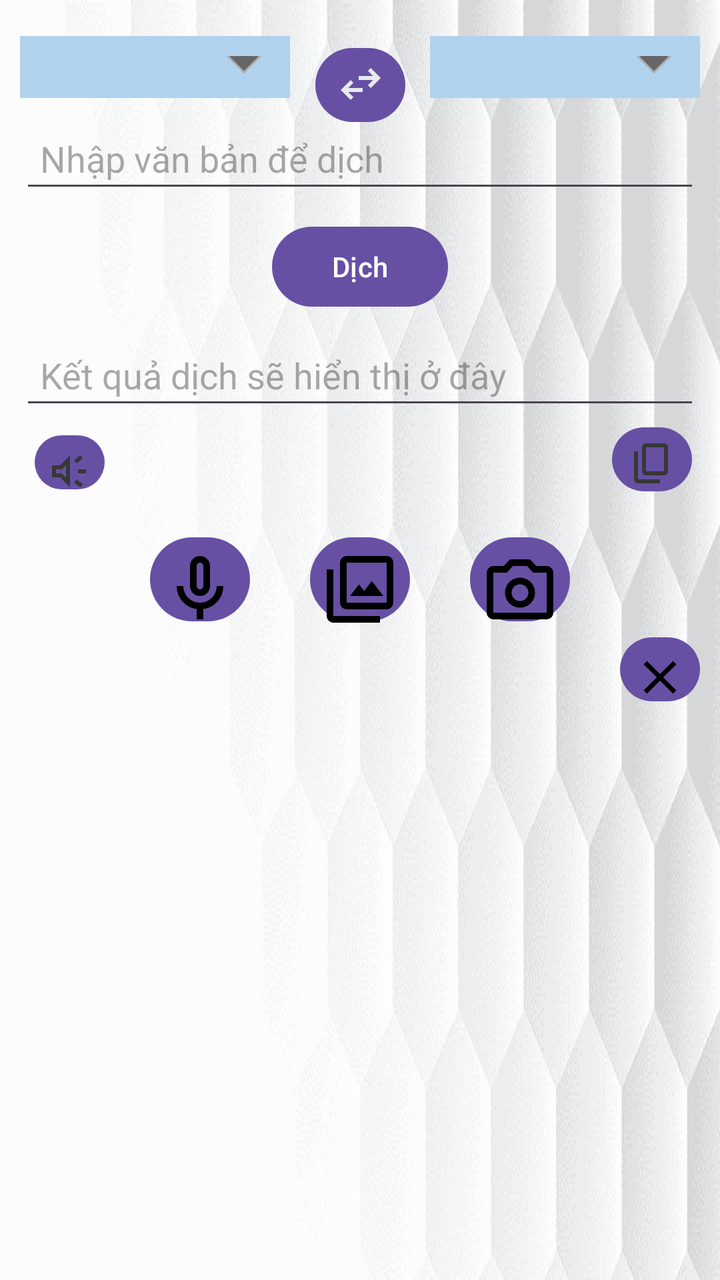
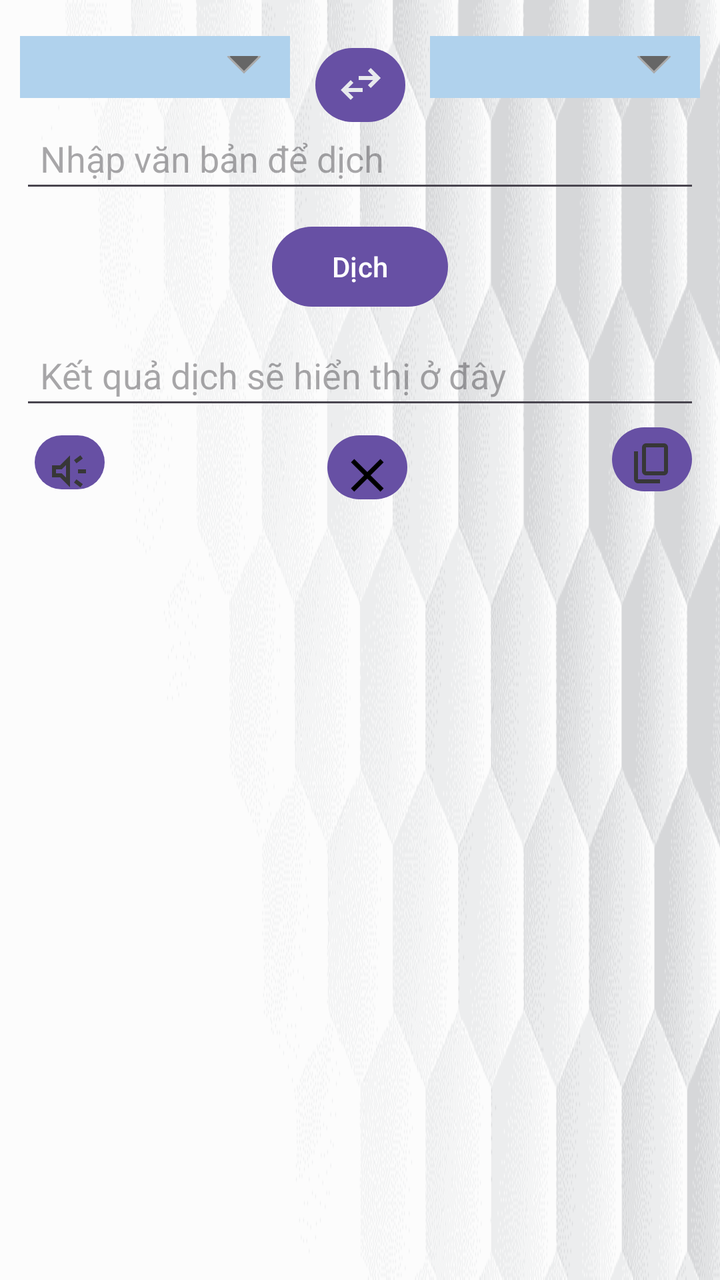

Screens rendered from an Android XML layout before and after an edit, with the pre-edit source and the edit as a unified diff.
<!-- AndroidManifest.xml: application theme Theme.TranslationApp -->
<!-- res/layout/layout_floating_window.xml -->
<?xml version="1.0" encoding="utf-8"?>
<androidx.constraintlayout.widget.ConstraintLayout xmlns:android="http://schemas.android.com/apk/res/android"
    xmlns:app="http://schemas.android.com/apk/res-auto"
    xmlns:tools="http://schemas.android.com/tools"
    android:id="@+id/layout_floating_window"
    android:layout_width="300dp"
    android:layout_height="wrap_content"
    android:background="@drawable/white_background"
    android:orientation="vertical"
    android:padding="10dp">

    
    <Spinner
        android:id="@+id/source_language_spinner"
        android:layout_width="0dp"
        android:layout_height="wrap_content"
        android:layout_weight="1"
        android:layout_marginTop="8dp"
        android:layout_marginEnd="40dp"
        android:layout_marginBottom="8dp"
        android:background="@drawable/spinner_bg"
        app:layout_constraintTop_toTopOf="parent"
        app:layout_constraintStart_toStartOf="parent"
        app:layout_constraintEnd_toStartOf="@id/target_language_spinner" />

    <Button
        android:id="@+id/button_swap_languages"
        android:layout_width="45dp"
        android:layout_height="45dp"
        android:layout_margin="10dp"
        android:layout_weight="1"
        android:drawableTop="@drawable/ic_swap"
        app:layout_constraintEnd_toStartOf="@+id/target_language_spinner"
        app:layout_constraintStart_toEndOf="@+id/source_language_spinner"
        app:layout_constraintTop_toTopOf="parent" />

    <Spinner
        android:id="@+id/target_language_spinner"
        android:layout_width="0dp"
        android:layout_height="wrap_content"
        android:layout_weight="1"
        android:layout_marginTop="8dp"
        android:layout_marginStart="30dp"
        android:layout_marginBottom="8dp"
        android:background="@drawable/spinner_bg"
        app:layout_constraintTop_toTopOf="parent"
        app:layout_constraintStart_toEndOf="@id/source_language_spinner"
        app:layout_constraintEnd_toEndOf="parent" />

    
    <EditText
        android:id="@+id/editText_input"
        android:layout_width="0dp"
        android:layout_height="wrap_content"
        android:layout_marginTop="8dp"
        android:hint="Nhập văn bản để dịch"
        android:padding="10dp"
        app:layout_constraintTop_toBottomOf="@+id/target_language_spinner"
        app:layout_constraintStart_toStartOf="parent"
        app:layout_constraintEnd_toEndOf="parent" />

    
    <Button
        android:id="@+id/button_translate"
        android:layout_width="wrap_content"
        android:layout_height="wrap_content"
        android:layout_marginTop="8dp"
        android:text="Dịch"
        app:layout_constraintTop_toBottomOf="@+id/editText_input"
        app:layout_constraintStart_toStartOf="parent"
        app:layout_constraintEnd_toEndOf="parent" />

    
    <EditText
        android:id="@+id/textView_result"
        android:layout_width="0dp"
        android:layout_height="wrap_content"
        android:layout_marginTop="8dp"
        android:layout_marginBottom="8dp"
        android:hint="Kết quả dịch sẽ hiển thị ở đây"
        android:textColor="@color/black"
        android:padding="10dp"
        app:layout_constraintTop_toBottomOf="@+id/button_translate"
        app:layout_constraintStart_toStartOf="parent"
        app:layout_constraintEnd_toEndOf="parent" />

    


    <Button
        android:id="@+id/button_copy_result"
        android:layout_width="40dp"
        android:layout_height="40dp"
        android:layout_marginEnd="4dp"
        android:layout_marginBottom="8dp"
        android:drawableTop="@drawable/ic_copy"
        app:layout_constraintTop_toBottomOf="@id/textView_result"
        app:layout_constraintEnd_toEndOf="@+id/textView_result" />

    <Button
        android:id="@+id/button_speak_result"
        android:layout_width="35dp"
        android:layout_height="35dp"
        android:layout_marginTop="4dp"
        android:drawableTop="@drawable/ic_speaker"
        app:layout_constraintEnd_toEndOf="parent"
        app:layout_constraintHorizontal_bias="0.024"
        app:layout_constraintStart_toStartOf="parent"
        app:layout_constraintTop_toBottomOf="@+id/textView_result" />

    <LinearLayout
        android:id="@+id/linearLayout3"
        android:layout_width="match_parent"
        android:layout_height="wrap_content"
        android:layout_marginTop="16dp"
        android:gravity="center"
        android:orientation="horizontal"
        app:layout_constraintEnd_toEndOf="parent"
        app:layout_constraintHorizontal_bias="0.0"
        app:layout_constraintStart_toStartOf="parent"
        app:layout_constraintTop_toBottomOf="@+id/button_speak_result">

        
        <Button
            android:id="@+id/button_voice_translation"
            android:layout_width="50dp"
            android:layout_height="50dp"
            android:drawableTop="@drawable/ic_microphone"
            android:src="@drawable/ic_microphone" />

        
        <Button
            android:id="@+id/button_upload_image"
            android:layout_width="50dp"
            android:layout_height="50dp"
            android:layout_marginStart="30dp"
            android:drawableTop="@drawable/ic_upload"
            android:src="@drawable/ic_upload" />

        
        <Button
            android:id="@+id/button_take_picture"
            android:layout_width="50dp"
            android:layout_height="50dp"
            android:layout_marginStart="30dp"
            android:drawableTop="@drawable/ic_camera"
            android:src="@drawable/ic_camera" />
    </LinearLayout>

    <Button
        android:id="@+id/close_button"
        android:layout_width="40dp"
        android:layout_height="40dp"
        android:drawableTop="@drawable/ic_close"
        app:layout_constraintEnd_toEndOf="parent"
        app:layout_constraintHorizontal_bias="1.0"
        app:layout_constraintStart_toStartOf="parent"
        app:layout_constraintTop_toBottomOf="@+id/linearLayout3" />

</androidx.constraintlayout.widget.ConstraintLayout>
<!-- resources referenced by this layout -->
<resources>
  <color name="black">#FF000000</color>
  <!-- drawable ic_camera (drawable) -->
  <vector xmlns:android="http://schemas.android.com/apk/res/android"
      android:width="40dp"
      android:height="40dp"
      android:viewportWidth="960"
      android:viewportHeight="960">
    <path
        android:pathData="M480,700q75,0 127.5,-52.5T660,520q0,-75 -52.5,-127.5T480,340q-75,0 -127.5,52.5T300,520q0,75 52.5,127.5T480,700ZM480,620q-42,0 -71,-29t-29,-71q0,-42 29,-71t71,-29q42,0 71,29t29,71q0,42 -29,71t-71,29ZM160,840q-33,0 -56.5,-23.5T80,760v-480q0,-33 23.5,-56.5T160,200h126l74,-80h240l74,80h126q33,0 56.5,23.5T880,280v480q0,33 -23.5,56.5T800,840L160,840ZM160,760h640v-480L638,280l-73,-80L395,200l-73,80L160,280v480ZM480,520Z"
        android:fillColor="#000000"/>
  </vector>
  <!-- drawable ic_close (drawable) -->
  <vector xmlns:android="http://schemas.android.com/apk/res/android" android:height="28dp" android:viewportHeight="960" android:viewportWidth="960" android:width="28dp">
        
      <path android:fillColor="#000000" android:pathData="m256,760 l-56,-56 224,-224 -224,-224 56,-56 224,224 224,-224 56,56 -224,224 224,224 -56,56 -224,-224 -224,224Z"/>
      
  </vector>
  <!-- drawable ic_microphone (drawable) -->
  <vector xmlns:android="http://schemas.android.com/apk/res/android"
      android:width="40dp"
      android:height="40dp"
      android:viewportWidth="960"
      android:viewportHeight="960">
    <path
        android:pathData="M480,560q-50,0 -85,-35t-35,-85v-240q0,-50 35,-85t85,-35q50,0 85,35t35,85v240q0,50 -35,85t-85,35ZM480,320ZM440,840v-123q-104,-14 -172,-93t-68,-184h80q0,83 58.5,141.5T480,640q83,0 141.5,-58.5T680,440h80q0,105 -68,184t-172,93v123h-80ZM480,480q17,0 28.5,-11.5T520,440v-240q0,-17 -11.5,-28.5T480,160q-17,0 -28.5,11.5T440,200v240q0,17 11.5,28.5T480,480Z"
        android:fillColor="#000000"/>
  </vector>
  <!-- drawable ic_speaker (drawable) -->
  <vector xmlns:android="http://schemas.android.com/apk/res/android"
      android:width="24dp"
      android:height="24dp"
      android:viewportWidth="960"
      android:viewportHeight="960">
    <path
        android:pathData="M640,520v-80h160v80L640,520ZM688,800 L560,704 608,640 736,736 688,800ZM608,320 L560,256 688,160 736,224 608,320ZM120,600v-240h160l200,-200v640L280,600L120,600ZM400,354 L314,440L200,440v80h114l86,86v-252ZM300,480Z"
        android:fillColor="#373737"/>
  </vector>
  <!-- drawable ic_swap (drawable) -->
  <vector xmlns:android="http://schemas.android.com/apk/res/android"
      android:width="24dp"
      android:height="24dp"
      android:viewportWidth="960"
      android:viewportHeight="960">
    <path
        android:pathData="M280,800 L80,600l200,-200 56,57 -103,103h287v80L233,640l103,103 -56,57ZM680,560 L624,503 727,400L440,400v-80h287L624,217l56,-57 200,200 -200,200Z"
        android:fillColor="#e8eaed"/>
  </vector>
  <!-- drawable ic_upload (drawable) -->
  <vector xmlns:android="http://schemas.android.com/apk/res/android"
      android:width="40dp"
      android:height="40dp"
      android:viewportWidth="960"
      android:viewportHeight="960">
    <path
        android:pathData="M360,560h400L622,380l-92,120 -62,-80 -108,140ZM320,720q-33,0 -56.5,-23.5T240,640v-480q0,-33 23.5,-56.5T320,80h480q33,0 56.5,23.5T880,160v480q0,33 -23.5,56.5T800,720L320,720ZM320,640h480v-480L320,160v480ZM160,880q-33,0 -56.5,-23.5T80,800v-560h80v560h560v80L160,880ZM320,160v480,-480Z"
        android:fillColor="#000000"/>
  </vector>
  <style name="Theme.TranslationApp" parent="Base.Theme.TranslationApp" />
  <color name="secondaryColor">#B0D2ED</color>
  <style name="Base.Theme.TranslationApp" parent="Theme.Material3.DayNight.NoActionBar">
          
          
      </style>
  <!-- unchanged entries left out for length: 3 -->
</resources>

<!-- the commit's change to res/layout/layout_floating_window.xml (unified diff, before → after) -->
@@ -108,53 +108,54 @@
         app:layout_constraintStart_toStartOf="parent"
         app:layout_constraintTop_toBottomOf="@+id/textView_result" />
 
-    <LinearLayout
-        android:id="@+id/linearLayout3"
-        android:layout_width="match_parent"
-        android:layout_height="wrap_content"
-        android:layout_marginTop="16dp"
-        android:gravity="center"
-        android:orientation="horizontal"
-        app:layout_constraintEnd_toEndOf="parent"
-        app:layout_constraintHorizontal_bias="0.0"
-        app:layout_constraintStart_toStartOf="parent"
-        app:layout_constraintTop_toBottomOf="@+id/button_speak_result">
 
-        
-        <Button
-            android:id="@+id/button_voice_translation"
-            android:layout_width="50dp"
-            android:layout_height="50dp"
-            android:drawableTop="@drawable/ic_microphone"
-            android:src="@drawable/ic_microphone" />
 
-        
-        <Button
-            android:id="@+id/button_upload_image"
-            android:layout_width="50dp"
-            android:layout_height="50dp"
-            android:layout_marginStart="30dp"
-            android:drawableTop="@drawable/ic_upload"
-            android:src="@drawable/ic_upload" />
 
-        
-        <Button
-            android:id="@+id/button_take_picture"
-            android:layout_width="50dp"
-            android:layout_height="50dp"
-            android:layout_marginStart="30dp"
-            android:drawableTop="@drawable/ic_camera"
-            android:src="@drawable/ic_camera" />
-    </LinearLayout>
+
+
+
+
+
+
+
+
+
+
+
+
+
+
+
+
+
+
+
+
+
+
+
+
+
+
+
+
+
+
+
+
+
+
+
 
     <Button
         android:id="@+id/close_button"
         android:layout_width="40dp"
         android:layout_height="40dp"
+        android:layout_marginTop="4dp"
         android:drawableTop="@drawable/ic_close"
         app:layout_constraintEnd_toEndOf="parent"
-        app:layout_constraintHorizontal_bias="1.0"
+        app:layout_constraintHorizontal_bias="0.512"
         app:layout_constraintStart_toStartOf="parent"
-        app:layout_constraintTop_toBottomOf="@+id/linearLayout3" />
+        app:layout_constraintTop_toBottomOf="@+id/textView_result" />
 
 </androidx.constraintlayout.widget.ConstraintLayout>
<!-- resource entries referenced after the edit -->
@@ -1,31 +1,11 @@
 <!-- resources referenced by this layout -->
 <resources>
   <color name="black">#FF000000</color>
-  <!-- drawable ic_camera (drawable) -->
-  <vector xmlns:android="http://schemas.android.com/apk/res/android"
-      android:width="40dp"
-      android:height="40dp"
-      android:viewportWidth="960"
-      android:viewportHeight="960">
-    <path
-        android:pathData="M480,700q75,0 127.5,-52.5T660,520q0,-75 -52.5,-127.5T480,340q-75,0 -127.5,52.5T300,520q0,75 52.5,127.5T480,700ZM480,620q-42,0 -71,-29t-29,-71q0,-42 29,-71t71,-29q42,0 71,29t29,71q0,42 -29,71t-71,29ZM160,840q-33,0 -56.5,-23.5T80,760v-480q0,-33 23.5,-56.5T160,200h126l74,-80h240l74,80h126q33,0 56.5,23.5T880,280v480q0,33 -23.5,56.5T800,840L160,840ZM160,760h640v-480L638,280l-73,-80L395,200l-73,80L160,280v480ZM480,520Z"
-        android:fillColor="#000000"/>
-  </vector>
   <!-- drawable ic_close (drawable) -->
   <vector xmlns:android="http://schemas.android.com/apk/res/android" android:height="28dp" android:viewportHeight="960" android:viewportWidth="960" android:width="28dp">
         
       <path android:fillColor="#000000" android:pathData="m256,760 l-56,-56 224,-224 -224,-224 56,-56 224,224 224,-224 56,56 -224,224 224,224 -56,56 -224,-224 -224,224Z"/>
       
-  </vector>
-  <!-- drawable ic_microphone (drawable) -->
-  <vector xmlns:android="http://schemas.android.com/apk/res/android"
-      android:width="40dp"
-      android:height="40dp"
-      android:viewportWidth="960"
-      android:viewportHeight="960">
-    <path
-        android:pathData="M480,560q-50,0 -85,-35t-35,-85v-240q0,-50 35,-85t85,-35q50,0 85,35t35,85v240q0,50 -35,85t-85,35ZM480,320ZM440,840v-123q-104,-14 -172,-93t-68,-184h80q0,83 58.5,141.5T480,640q83,0 141.5,-58.5T680,440h80q0,105 -68,184t-172,93v123h-80ZM480,480q17,0 28.5,-11.5T520,440v-240q0,-17 -11.5,-28.5T480,160q-17,0 -28.5,11.5T440,200v240q0,17 11.5,28.5T480,480Z"
-        android:fillColor="#000000"/>
   </vector>
   <!-- drawable ic_speaker (drawable) -->
   <vector xmlns:android="http://schemas.android.com/apk/res/android"
@@ -47,16 +27,6 @@
         android:pathData="M280,800 L80,600l200,-200 56,57 -103,103h287v80L233,640l103,103 -56,57ZM680,560 L624,503 727,400L440,400v-80h287L624,217l56,-57 200,200 -200,200Z"
         android:fillColor="#e8eaed"/>
   </vector>
-  <!-- drawable ic_upload (drawable) -->
-  <vector xmlns:android="http://schemas.android.com/apk/res/android"
-      android:width="40dp"
-      android:height="40dp"
-      android:viewportWidth="960"
-      android:viewportHeight="960">
-    <path
-        android:pathData="M360,560h400L622,380l-92,120 -62,-80 -108,140ZM320,720q-33,0 -56.5,-23.5T240,640v-480q0,-33 23.5,-56.5T320,80h480q33,0 56.5,23.5T880,160v480q0,33 -23.5,56.5T800,720L320,720ZM320,640h480v-480L320,160v480ZM160,880q-33,0 -56.5,-23.5T80,800v-560h80v560h560v80L160,880ZM320,160v480,-480Z"
-        android:fillColor="#000000"/>
-  </vector>
   <style name="Theme.TranslationApp" parent="Base.Theme.TranslationApp" />
   <color name="secondaryColor">#B0D2ED</color>
   <style name="Base.Theme.TranslationApp" parent="Theme.Material3.DayNight.NoActionBar">
